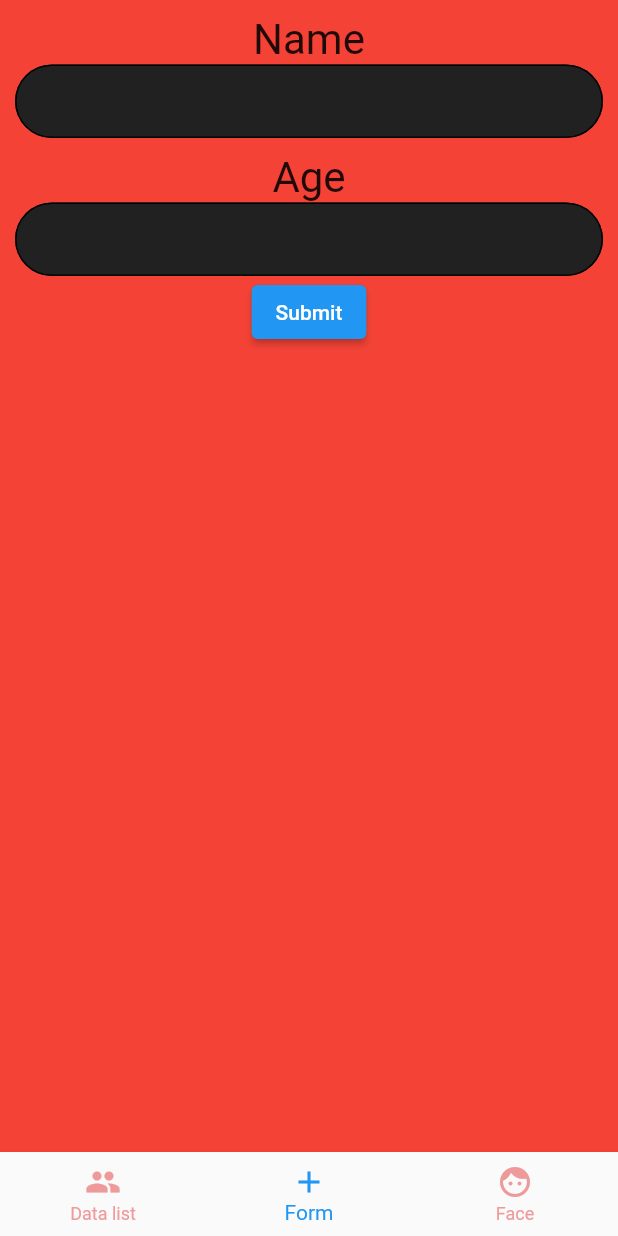
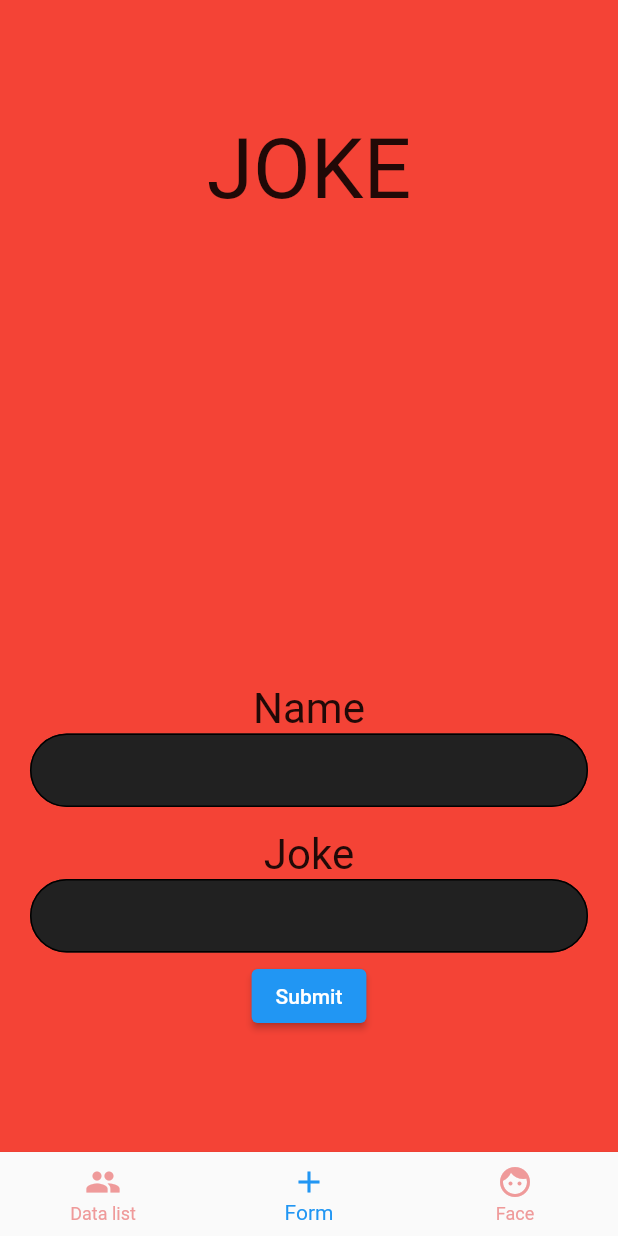
Before and after one commit to CharieBlastX7/mcc_app, a Flutter app: the screen it shows after launch, item 2 of the bottom bar chosen, after a tap on "Submit", on a phone screen of 412 x 824 dp. Run offline on Flutter 3.47's test engine with Material 2 defaults, Android fonts, the phone set to English and light mode, and no system bars; our stand-ins replace sqflite; accounts and stored records are empty.

Commit message:
Update database.dart file and product.dart file and updated UI to list data from query

```diff
--- a/lib/models/database.dart
+++ b/lib/models/database.dart
@@ -2,7 +2,6 @@ import "product.dart";
 import "dart:async";
 import "package:sqflite/sqflite.dart";
 import "dart:io";
-import 'dart:developer';
 import "package:path/path.dart";
 import "package:path_provider/path_provider.dart";
 
@@ -10,11 +9,9 @@ class SQLiteDbProvider {
   SQLiteDbProvider._();
   static final SQLiteDbProvider db = SQLiteDbProvider._();
   static late Database _database;
+  SQLiteDbProvider.ensureInitialized();
 
   Future<Database> get database async {
-      if(_database != null) {
-        return _database;
-      }
       _database = await initDB();
       return _database;
   }
@@ -25,8 +22,7 @@ class SQLiteDbProvider {
       path,
       version: 1,
       onOpen: (db) async {
-        var res = await db.rawQuery("SELECT * from jokes");
-        log(res[0].toString());
+
       },
       onCreate: (Database db, int version) async {
         await db.execute(
@@ -36,8 +32,8 @@ class SQLiteDbProvider {
               "joke varchar(255)"");"
         );
         await db.execute(
-          "Insert into jokes ('first_name','joke') values(?,?)",
-          ["Aditya","It is what it is"]
+          "Insert into jokes ('id','first_name','joke') values(?,?,?)",
+          [1,"Aditya","It is what it is"]
         );
       }
     );
@@ -45,21 +41,18 @@ class SQLiteDbProvider {
 
   Future<List<Product>> getAllProducts() async {
     final db = await database;
-    log(db.toString());
-    List<Map> results = await db.query("Product",columns: Product.columns,orderBy: "id ASC");
-    List<Product> products = List.empty();
+    List<Map> results = await db.query("jokes",columns: Product.columns,orderBy: "id ASC");
+    List<Product> products = [];
     for (var result in results) {
       Product product = Product.fromMap(result);
-      log(product.toString());
       products.add(product);
     }
-    return products;
+    return products.toList();
   }
 
   insert(Product product) async {
     final db = await database;
-    var maxIdRes = await db.rawQuery("SELECT MAX(id)+1 as last_inserted_id from jokes");
-    var id = maxIdRes[0];
+    var maxIdRes = await db.rawQuery("SELECT MAX(id)+1 as last_inserted_id from jokes");var id = maxIdRes[0]["last_inserted_id"];
     var result = await db.rawInsert(
       "INSERT into jokes values ( ?, ?, ?)",[id,product.first_name, product.joke]
     );
--- a/lib/models/product.dart
+++ b/lib/models/product.dart
@@ -1,15 +1,3 @@
-import "dart:convert";
-
-Product prodFromJson(String str){
-  final jsonData = json.decode(str);
-  return Product.fromMap(jsonData);
-}
-
-String prodToJson(Product data){
-  final dyn = data.toMap();
-  return json.encode(dyn);
-}
-
 class Product {
   late final int id;
   late final String first_name;
--- a/lib/pages/form.dart
+++ b/lib/pages/form.dart
@@ -1,7 +1,7 @@
-import 'dart:developer';
 import "package:flutter/material.dart";
 import "package:flutter/services.dart";
-import "package:http/http.dart" as http;
+import "package:mcc_app/models/database.dart";
+import 'package:mcc_app/models/product.dart';
 
 class FormWid extends StatefulWidget {
   const FormWid({Key? key}) : super(key: key);
@@ -11,26 +11,24 @@ class FormWid extends StatefulWidget {
 }
 
 class _FormState extends State<FormWid> {
-  final field1Text = TextEditingController();
-  final field2Text = TextEditingController();
-
+  final name = TextEditingController();
+  final joke = TextEditingController();
   @override
   void initState(){
     super.initState();
   }
 
-  // Future<void> sendData(name,age) async {
-  //   const url = "API_URL";
-  //   var uri = Uri.parse(url);
-  //   var res = await http.post(uri,body:{
-  //     name,age
-  //   });
-  //   log(res.toString());
-  // }
+  insertData() async {
+    Product prod = Product(1, name.text, joke.text);
+    var res = await SQLiteDbProvider.db.insert(prod);
+    return res;
+  }
 
   void onPressed(){
     SystemChannels.textInput.invokeMethod("TextInput.hide");
-    log(field2Text.text.toString() + " " +field1Text.text.toString());
+    insertData();
+    name.clear();
+    joke.clear();
   }
 
   @override
@@ -72,9 +70,14 @@ class _FormState extends State<FormWid> {
             child:Center(
               child:Column(
                 children: [
-                  Column(children:[const Text("Name",textScaleFactor: 2,),formField1(field1Text)]),
-                  const SizedBox(height: 10,),
-                  Column(children: [const Text("Age",textScaleFactor: 2,),formField1(field2Text)]),
+                  const Text("JOKE",textScaleFactor: 4,),
+                  const Spacer(
+                    flex: 1,
+                  ),
+                  Column(children:[const Text("Name",textScaleFactor: 2,),formField1(name)]),
+                  const SizedBox(height: 15,),
+                  Column(children: [const Text("Joke",textScaleFactor: 2,),formField1(joke)]),
+                  const SizedBox(height: 5,),
                   ElevatedButton(
                     onPressed:()=>{onPressed()},
                     child:const Text("Submit"),
@@ -82,7 +85,7 @@ class _FormState extends State<FormWid> {
                 ],
               ),
             ),
-            padding: const EdgeInsets.all(10),
+            padding: const EdgeInsets.symmetric(horizontal: 20,vertical: 80),
           ),
         ),
     );
--- a/lib/pages/home_screen.dart
+++ b/lib/pages/home_screen.dart
@@ -1,6 +1,6 @@
+import 'package:flutter/cupertino.dart';
 import "package:flutter/material.dart";
 import "package:mcc_app/models/database.dart";
-import "dart:developer";
 
 class HomeList extends StatefulWidget{
   const HomeList({Key? key}) : super(key: key);
@@ -10,18 +10,23 @@ class HomeList extends StatefulWidget{
 }
 
 class _HomeListState extends State<HomeList> {
+  var data = [];
+  bool _loading = true;
 
-  fetchData() {
-    var products = SQLiteDbProvider.db.getAllProducts();
-    log(products.toString());
-    // return products;
+  fetchData() async {
+    var products =await SQLiteDbProvider.db.getAllProducts();
+    return products.toList();
   }
 
   @override
   void initState(){
     super.initState();
-    // var products = fetchData();
-    // log(products);
+    fetchData().then((res){
+      data = res;
+      setState(() {
+        _loading = false;
+      });
+    }).catchError((err)=>print(err));
   }
 
   @override
@@ -29,15 +34,80 @@ class _HomeListState extends State<HomeList> {
     return (
       Scaffold(
         backgroundColor: Colors.blue,
-        body: Container(
-          width: 1000,
-          height: 1900,
-          padding: const EdgeInsets.symmetric(horizontal: 40,vertical: 80),
-          child: Container(
-
-          ),
-        )
+        body: _loading ?
+            const Center (
+              child: CircularProgressIndicator(
+                backgroundColor: Colors.red,
+                color: Colors.red,
+              ),
+            ):
+            Column(
+              children: <Widget>[
+                Flexible(
+                    flex:1,
+                    child: Container(
+                      alignment: Alignment.center,
+                      decoration: BoxDecoration(
+                        borderRadius: BorderRadius.circular(20),
+                        color: Colors.pink,
+                      ),
+                      padding: const EdgeInsets.only(top:50),
+                      child:  const Text(
+                        "Jokes",
+                        style: TextStyle(
+                          fontSize: 50,
+                          fontWeight: FontWeight.bold,
+                          color:Colors.green
+                        ),
+                      ),
+                  )
+                ),
+                Flexible(
+                  flex: 4,
+                    child: ListView.builder(
+                        itemCount: data.length,
+                        addRepaintBoundaries: true,
+                        itemBuilder:(context, idx) => JokeTile(
+                          data[idx].id,
+                          data[idx].first_name,
+                          data[idx].joke
+                        )
+                  )
+                )
+              ],
+            )
       )
     );
   }
 }
+
+class JokeTile extends StatelessWidget{
+  final int id;
+  final String first_name;
+  final String joke;
+  const JokeTile(this.id, this.first_name, this.joke, {Key? key}) : super(key: key);
+
+  @override
+  Widget build(BuildContext context) {
+    return Padding(
+      padding: const EdgeInsets.symmetric(horizontal: 5,vertical: 3),
+      child: ListTile(
+        selectedTileColor: Colors.lightGreenAccent,
+        leading: Text(
+          id.toString(),
+          style: const TextStyle(color: Colors.amber, fontSize: 30,fontWeight: FontWeight.bold),
+          textAlign: TextAlign.center,
+        ),
+        title: Text(
+          first_name,
+          style: const TextStyle(color:Colors.green,fontSize: 20, fontWeight: FontWeight.bold),
+        ),
+        subtitle: Text(
+          joke,
+          style: const TextStyle(color: Colors.deepPurple, fontSize: 17),
+        ),
+        tileColor: Colors.white,
+      ),
+    );
+  }
+}
```
